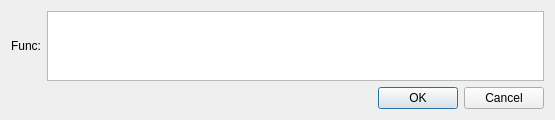
Old version of the form uis/dialog_func.ui in the repository josuemoraisgh/EININDII00_ProcessSimul.
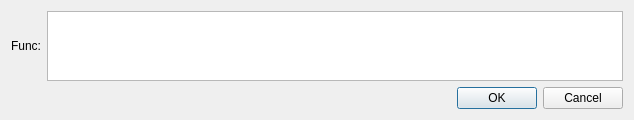
New version of the form. Custom widgets are drawn as their Qt base class.

```diff
--- a/uis/dialog_func.ui
+++ b/uis/dialog_func.ui
@@ -9,8 +9,8 @@
    <rect>
     <x>0</x>
     <y>0</y>
-    <width>555</width>
-    <height>82</height>
+    <width>634</width>
+    <height>106</height>
    </rect>
   </property>
   <property name="windowTitle">
```
